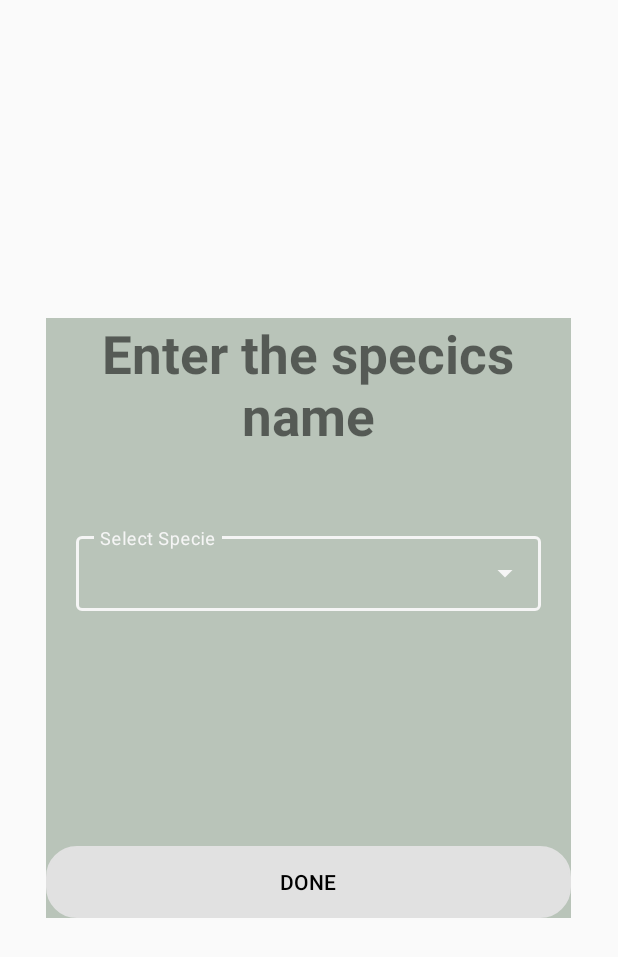
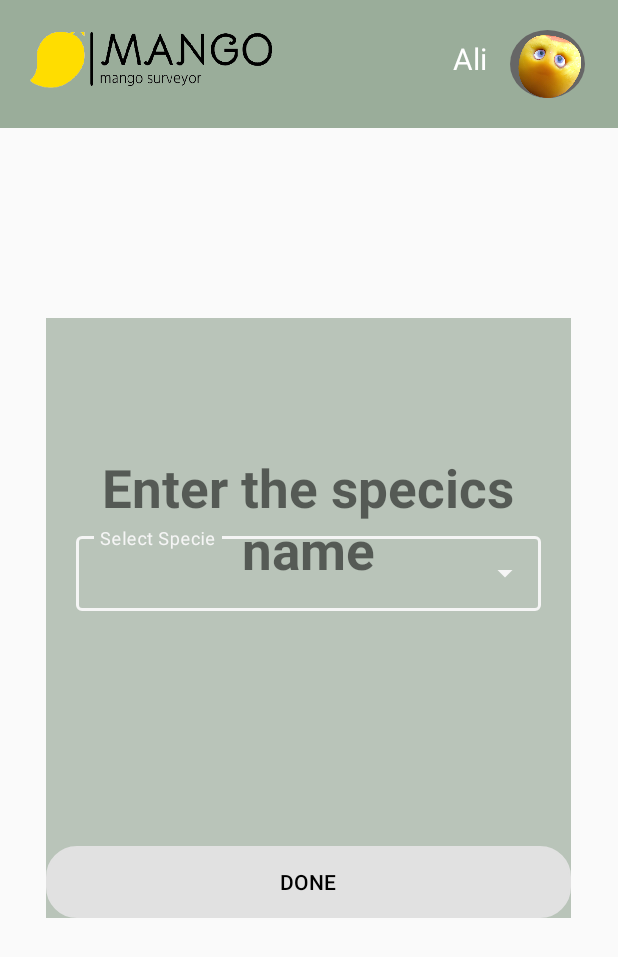
Before and after one commit to zeeshan3534/MangoleavesdiseaseDetectandCureApp, an Android app: the layout activity_dialoge_box.xml on its own in the app's theme, with its tools: preview values and no code run, on a phone screen of 412 x 824 dp. Shown: the top 957 px of the screen. Run offline under Robolectric (Android 15) with nearby library versions, the phone set to English and light mode, and no system bars; Roboto replaces fonts that are not available here.

Commit message:
Fixing Login and adding top navigation bar

```diff
--- /dev/null
+++ b/app/src/main/res/drawable/circle.xml
@@ -0,0 +1,12 @@
+<?xml version="1.0" encoding="utf-8"?>
+<shape
+    xmlns:android="http://schemas.android.com/apk/res/android"
+    android:shape="oval">
+
+    <solid
+        android:color="#666666"/>
+
+    <size
+        android:width="50dp"
+        android:height="50dp"/>
+</shape>
--- a/app/src/main/res/layout/activity_dialoge_box.xml
+++ b/app/src/main/res/layout/activity_dialoge_box.xml
@@ -1,19 +1,69 @@
 <?xml version="1.0" encoding="utf-8"?>
 <androidx.coordinatorlayout.widget.CoordinatorLayout  xmlns:android="http://schemas.android.com/apk/res/android"
-    android:layout_width="350dp"
-    android:layout_height="400dp"
-    android:background="@color/Honeydew"
-    android:layout_gravity="center">
+    xmlns:app="http://schemas.android.com/apk/res-auto"
+    android:layout_width="match_parent"
+    android:layout_height="match_parent"
+
+    >
+    <RelativeLayout
+        android:layout_width="match_parent"
+        android:layout_height="85dp"
+        android:padding="20dp"
+        android:background="@color/navigation"
+        android:id="@+id/relativeView">
+
+        <ImageView
+            android:layout_width="311dp"
+            android:layout_height="40dp"
+            android:scaleType="fitStart"
+            android:src="@drawable/logo_black" />
+
+        <TextView
+            android:layout_width="57dp"
+            android:layout_height="wrap_content"
+            android:id="@+id/username1"
+            android:layout_alignParentTop="true"
+            android:layout_marginStart="195dp"
+            android:layout_marginTop="5dp"
+            android:layout_marginEnd="15dp"
+            android:layout_toStartOf="@+id/internet"
+            android:gravity="end"
+            android:text="Ali"
+            android:textColor="@color/white"
+            android:textSize="20sp" />
+
+        <ImageView
+            android:id="@+id/internet"
+            android:layout_width="50dp"
+            android:layout_height="50dp"
+            android:layout_alignParentTop="true"
+            android:layout_alignParentEnd="true"
+            android:layout_marginTop="0dp"
+            android:layout_marginEnd="2dp"
+            android:text=""
+            android:textSize="20sp"
+            android:background="@drawable/circle"
+            android:src="@drawable/mango"/>
+
+    </RelativeLayout>
+
+    <androidx.coordinatorlayout.widget.CoordinatorLayout
+        android:layout_height="400dp"
+        android:layout_width="350dp"
+        android:background="@color/Honeydew"
+        android:layout_gravity="center">
     <TextView
         android:id="@+id/textView"
         android:layout_width="match_parent"
         android:layout_height="wrap_content"
         android:layout_marginBottom="100dp"
+        android:gravity="center"
         android:text="Enter the specics name"
         android:textSize="35dp"
         android:textStyle="bold"
-        android:gravity="center"
-        />
+        app:layout_anchor="@+id/textView"
+        app:layout_anchorGravity="bottom|center" />
+
     <com.google.android.material.textfield.TextInputLayout
         android:layout_width="310dp"
         android:layout_height="119dp"
@@ -23,6 +73,7 @@
         style="@style/Widget.MaterialComponents.TextInputLayout.OutlinedBox.ExposedDropdownMenu"
         >
 <!--        style="@style/Widget.MaterialComponents.TextInputLayout.OutlinedBox.ExposedDropdownMenu"-->
+        <!--        style="@style/Widget.MaterialComponents.TextInputLayout.OutlinedBox.ExposedDropdownMenu"-->
 
         <AutoCompleteTextView
             android:id="@+id/text"
@@ -42,4 +93,5 @@
         android:background="@drawable/lightborder"
         android:backgroundTint="@color/green"
         />
+    </androidx.coordinatorlayout.widget.CoordinatorLayout>
 </androidx.coordinatorlayout.widget.CoordinatorLayout>
--- a/app/src/main/res/values/colors.xml
+++ b/app/src/main/res/values/colors.xml
@@ -11,5 +11,6 @@
     <color name="orange">#FF8400</color>
     <color name="green">#E1E1E1</color>
     <color name = "Honeydew">#b9c4b9</color>
+    <color name = "navigation">#9aad9a</color>
 
 </resources>
```
Also changed, not shown: app/src/main/java/com/ice/mangoddetector/Diagnose.java (+6 -1 lines), app/src/main/java/com/ice/mangoddetector/DialogeBox.java (+18 -2 lines), app/src/main/java/com/ice/mangoddetector/LoginFragment.java (+5 -3 lines), app/src/main/java/com/ice/mangoddetector/SignupFragment.java (+12 -5 lines), app/src/main/java/com/ice/mangoddetector/Upload.java (+16 -1 lines), app/src/main/java/com/ice/mangoddetector/mainpage.java (+21 -6 lines), app/src/main/res/layout/activity_mainpage.xml (+25 -7 lines), app/src/main/res/layout/activity_upload.xml (+61 -13 lines), app/src/main/res/drawable/mango.png (added).
